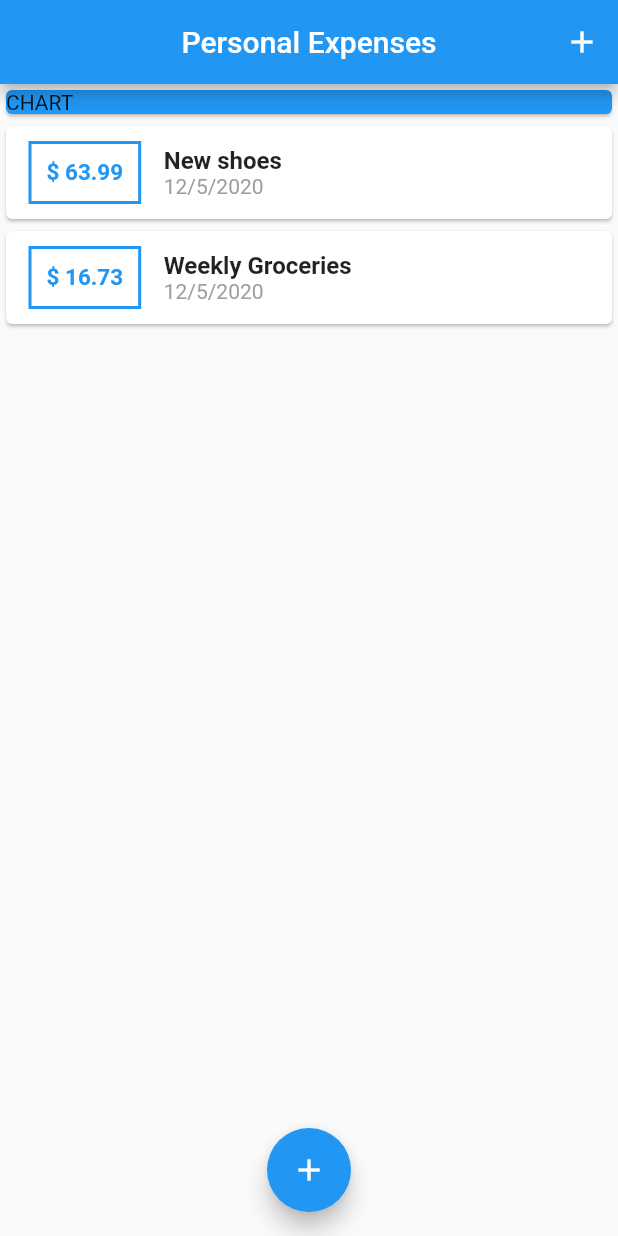
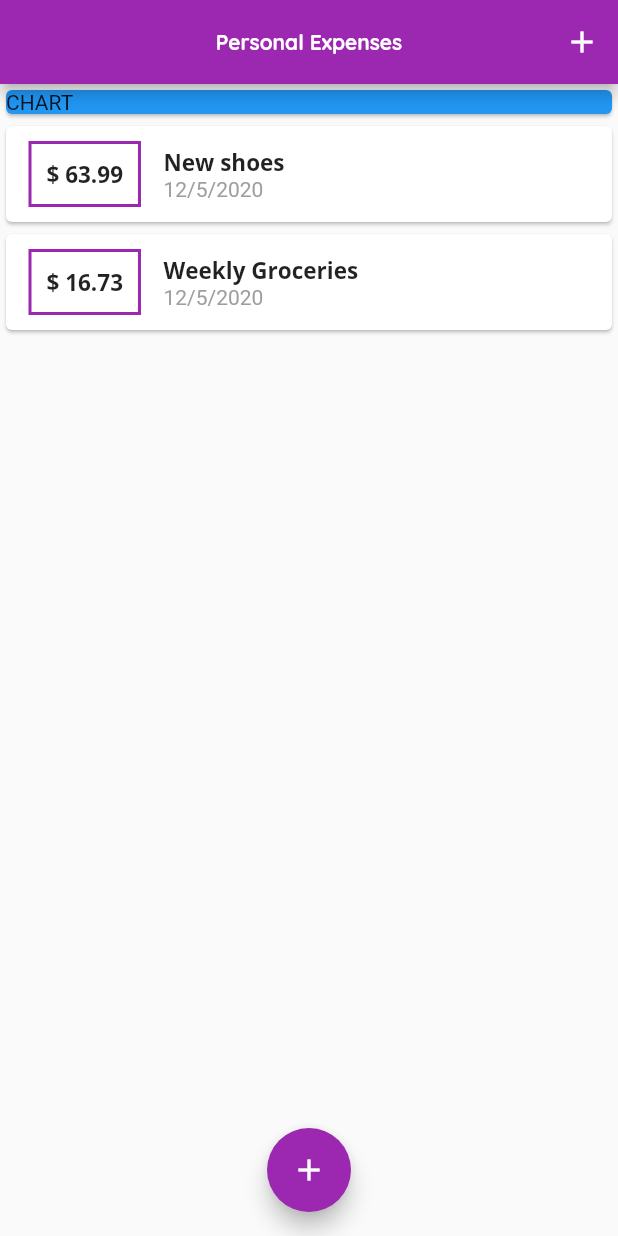
Before and after one commit to Ahmadbltagy/Personal_expenses, a Flutter app: the screen it shows after launch, on a phone screen of 412 x 824 dp. Run offline on Flutter 3.47's test engine with Material 2 defaults, Android fonts, the phone set to English and light mode, and no system bars.

Commit message:
change font style

```diff
--- a/lib/main.dart
+++ b/lib/main.dart
@@ -10,6 +10,24 @@ class MyApp extends StatelessWidget {
   Widget build(BuildContext context) {
     return MaterialApp(
       debugShowCheckedModeBanner: false,
+      theme: ThemeData(
+        primarySwatch: Colors.purple,
+        textTheme: ThemeData.light().textTheme.copyWith(
+              bodyText1: TextStyle(
+                fontFamily: 'OpenSans',
+                fontWeight: FontWeight.bold,
+                fontSize: 15.0,
+              ),
+            ),
+        appBarTheme: AppBarTheme(
+          textTheme: ThemeData.light().textTheme.copyWith(
+                headline6: TextStyle(
+                  fontFamily: 'Quicksand',
+                  fontWeight: FontWeight.bold,
+                ),
+              ),
+        ),
+      ),
       title: 'Personal Expenses',
       home: MyHomePage(),
     );
--- a/lib/widgets/transacrion_list.dart
+++ b/lib/widgets/transacrion_list.dart
@@ -30,11 +30,7 @@ class TransactionList extends StatelessWidget {
                   ),
                   child: Text(
                     '\$ ${transactions[index].amount.toStringAsFixed(2)}',
-                    style: TextStyle(
-                      fontWeight: FontWeight.bold,
-                      fontSize: 15.0,
-                      color: Theme.of(context).primaryColor,
-                    ),
+                    style: Theme.of(context).textTheme.bodyText1,
                   ),
                 ),
                 //Right
@@ -43,10 +39,7 @@ class TransactionList extends StatelessWidget {
                   children: [
                     Text(
                       transactions[index].title,
-                      style: TextStyle(
-                        fontWeight: FontWeight.bold,
-                        fontSize: 16.0,
-                      ),
+                      style: Theme.of(context).textTheme.bodyText1,
                     ),
                     Text(
                       DateFormat('yMd').format(transactions[index].date),
```
Also changed, not shown: pubspec.yaml (+8 -6 lines).
